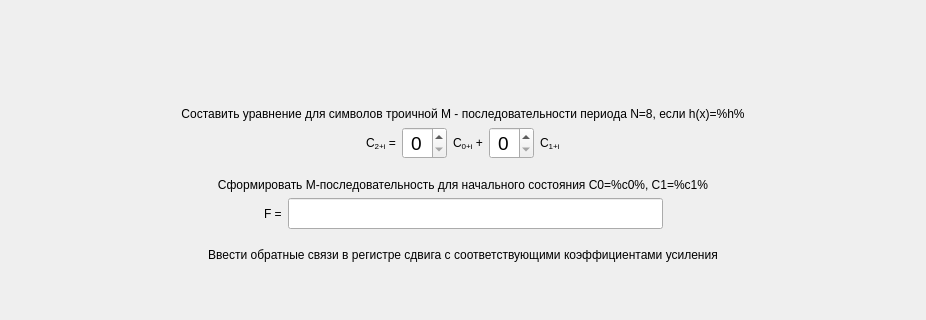
Above: task/screentask10.ui from bukhmastov/fpsp before the change; both pictures show x 0 to 926 and y 0 to 320 of the 926 by 645 pixel window. Below: the same form after it.
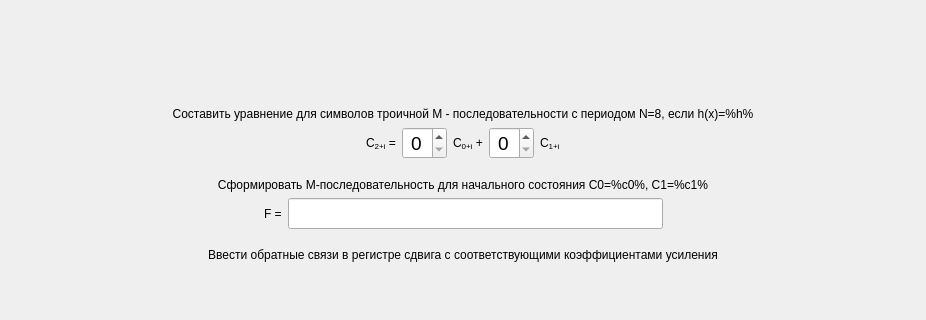
That is the form after the change. Icons and pictures are not drawn.

```diff
--- a/task/screentask10.ui
+++ b/task/screentask10.ui
@@ -47,7 +47,7 @@
         <string notr="true">font: 75 16pt &quot;MS Shell Dlg 2&quot;;</string>
        </property>
        <property name="text">
-        <string>Составить уравнение для символов троичной М - последовательности периода N=8, если h(x)=%h%</string>
+        <string>Составить уравнение для символов троичной М - последовательности с периодом N=8, если h(x)=%h%</string>
        </property>
        <property name="alignment">
         <set>Qt::AlignCenter</set>
```
